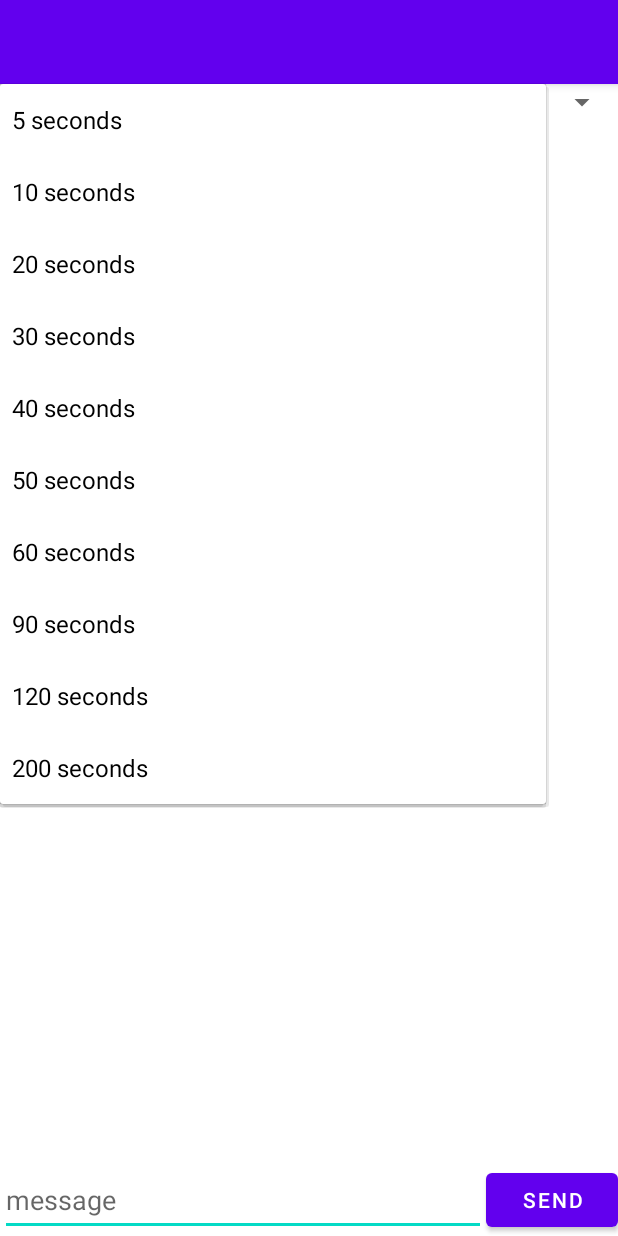
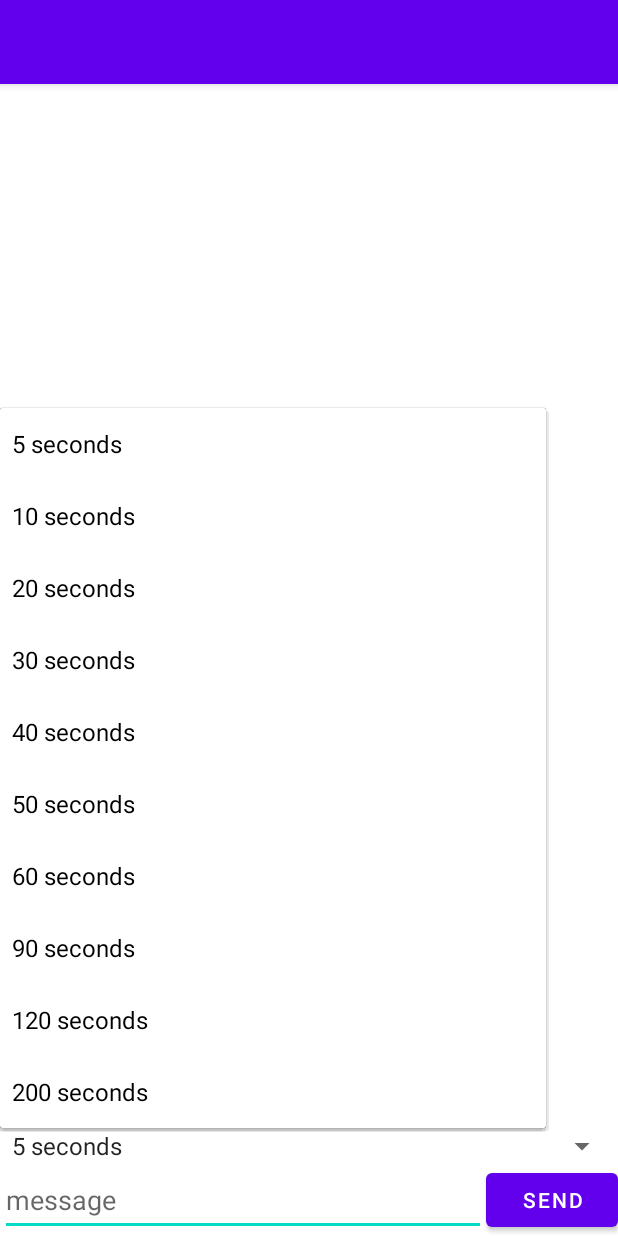
Before and after one commit to zeno420/ACAB, an Android app: the ChatActivity screen opened directly, with no data from a screen before it, after a tap on "5 seconds", on a phone screen of 412 x 824 dp. Run offline under Robolectric (Android 15) with nearby library versions, the phone set to English and light mode, and no system bars.

Commit message:
some more refactoring

```diff
--- a/app/src/main/AndroidManifest.xml
+++ b/app/src/main/AndroidManifest.xml
@@ -38,7 +38,7 @@
             </intent-filter>
         </activity>
         <activity
-            android:name=".MainActivity"
+            android:name=".ui.main.MainActivity"
             android:label="@string/app_name"
             android:theme="@style/Theme.ACAB.NoActionBar"></activity>
     </application>
--- a/app/src/main/java/de/ndfnb/acab/interfaces/AsyncTCPMessageResponse.java
+++ b/app/src/main/java/de/ndfnb/acab/interfaces/AsyncTCPMessageResponse.java
@@ -3,6 +3,6 @@ package de.ndfnb.acab.interfaces;
 
 import org.json.JSONObject;
 
-interface AsyncTCPMessageResponse {
+public interface AsyncTCPMessageResponse {
     JSONObject processFinish(JSONObject output);
 }
--- a/app/src/main/java/de/ndfnb/acab/service/RouteRefreshService.java
+++ b/app/src/main/java/de/ndfnb/acab/service/RouteRefreshService.java
@@ -36,8 +36,8 @@ import java.util.concurrent.atomic.AtomicBoolean;
 
 import de.ndfnb.acab.R;
 import de.ndfnb.acab.data.LoginRepository;
+import de.ndfnb.acab.interfaces.AsyncAPIResponse;
 import de.ndfnb.acab.tasks.APITasks;
-import de.ndfnb.acab.tasks.APITasks.AsyncAPIResponse;
 
 // Declare the interface. The method messageReceived(String message) will must be implemented
 // in the implementing class
--- a/app/src/main/java/de/ndfnb/acab/ui/chat/ChatActivity.java
+++ b/app/src/main/java/de/ndfnb/acab/ui/chat/ChatActivity.java
@@ -23,12 +23,12 @@ import java.util.concurrent.ExecutionException;
 import de.ndfnb.acab.ACAB;
 import de.ndfnb.acab.adapter.MessageAdapter;
 import de.ndfnb.acab.data.LoginRepository;
+import de.ndfnb.acab.interfaces.AsyncAPIResponse;
 import de.ndfnb.acab.interfaces.AsyncTCPClientResponse;
 import de.ndfnb.acab.tasks.APITasks;
 import de.ndfnb.acab.tasks.ConnectionManagerTask;
 import de.ndfnb.acab.R;
 import de.ndfnb.acab.connection.TCPClient;
-import de.ndfnb.acab.tasks.APITasks.AsyncAPIResponse;
 
 public class ChatActivity extends AppCompatActivity implements AsyncAPIResponse, AsyncTCPClientResponse {
 
--- a/app/src/main/java/de/ndfnb/acab/ui/login/LoginActivity.java
+++ b/app/src/main/java/de/ndfnb/acab/ui/login/LoginActivity.java
@@ -11,7 +11,7 @@ import android.widget.Button;
 import android.widget.EditText;
 import android.widget.Toast;
 
-import de.ndfnb.acab.MainActivity;
+import de.ndfnb.acab.ui.main.MainActivity;
 import de.ndfnb.acab.R;
 import de.ndfnb.acab.data.LoginDataSource;
 import de.ndfnb.acab.data.LoginRepository;
--- a/app/src/main/java/de/ndfnb/acab/AddContactDialogFragment.java
+++ b/app/src/main/java/de/ndfnb/acab/ui/main/AddContactDialogFragment.java
@@ -1,4 +1,4 @@
-package de.ndfnb.acab;
+package de.ndfnb.acab.ui.main;
 
 import android.os.Bundle;
 import android.os.Parcelable;
@@ -23,6 +23,8 @@ import org.json.JSONObject;
 import java.io.IOException;
 import java.util.concurrent.ExecutionException;
 
+import de.ndfnb.acab.ACAB;
+import de.ndfnb.acab.R;
 import de.ndfnb.acab.adapter.MessageAdapter;
 import de.ndfnb.acab.data.LoginRepository;
 import de.ndfnb.acab.data.Message;
--- a/app/src/main/java/de/ndfnb/acab/MainActivity.java
+++ b/app/src/main/java/de/ndfnb/acab/ui/main/MainActivity.java
@@ -1,4 +1,4 @@
-package de.ndfnb.acab;
+package de.ndfnb.acab.ui.main;
 
 import android.content.Intent;
 import android.os.Build;
@@ -18,11 +18,14 @@ import android.view.MenuItem;
 import android.widget.AdapterView;
 import android.widget.ListView;
 
+import de.ndfnb.acab.ACAB;
+import de.ndfnb.acab.R;
 import de.ndfnb.acab.adapter.ContactAdapter;
 import de.ndfnb.acab.data.LoginRepository;
 import de.ndfnb.acab.service.RouteRefreshService;
 import de.ndfnb.acab.service.TCPServerService;
 import de.ndfnb.acab.ui.chat.ChatActivity;
+import de.ndfnb.acab.ui.main.AddContactDialogFragment;
 
 public class MainActivity extends AppCompatActivity {
 
--- a/app/src/main/res/layout/activity_chat.xml
+++ b/app/src/main/res/layout/activity_chat.xml
@@ -4,7 +4,7 @@
     xmlns:tools="http://schemas.android.com/tools"
     android:layout_width="match_parent"
     android:layout_height="match_parent"
-    tools:context=".MainActivity"
+    tools:context=".ui.main.MainActivity"
     android:id="@+id/coordinatorLayout">
 
     <include
@@ -38,7 +38,7 @@
         android:id="@+id/seconds_spinner"
         android:layout_width="match_parent"
         android:layout_height="wrap_content"
-        app:layout_constraintBottom_toBottomOf="@+id/include" />
+        app:layout_constraintBottom_toTopOf="@+id/message_input" />
 
     <Button
         android:id="@+id/send_message_btn"
--- a/app/src/main/res/layout/activity_main.xml
+++ b/app/src/main/res/layout/activity_main.xml
@@ -4,7 +4,7 @@
     xmlns:tools="http://schemas.android.com/tools"
     android:layout_width="match_parent"
     android:layout_height="match_parent"
-    tools:context=".MainActivity">
+    tools:context=".ui.main.MainActivity">
 
     <com.google.android.material.appbar.AppBarLayout
         android:layout_width="match_parent"
--- a/app/src/main/res/menu/menu_main.xml
+++ b/app/src/main/res/menu/menu_main.xml
@@ -1,7 +1,7 @@
 <menu xmlns:android="http://schemas.android.com/apk/res/android"
     xmlns:app="http://schemas.android.com/apk/res-auto"
     xmlns:tools="http://schemas.android.com/tools"
-    tools:context="de.ndfnb.acab.MainActivity">
+    tools:context="de.ndfnb.acab.ui.main.MainActivity">
     <item
         android:id="@+id/action_settings"
         android:orderInCategory="100"
--- a/app/src/main/res/values-night/themes.xml
+++ b/app/src/main/res/values-night/themes.xml
@@ -1,16 +1,25 @@
 <resources xmlns:tools="http://schemas.android.com/tools">
     <!-- Base application theme. -->
-    <style name="Theme.ACAB" parent="Theme.MaterialComponents.DayNight.DarkActionBar">
+    <style name="Theme.ACAB" parent="Theme.MaterialComponents.Light.DarkActionBar">
         <!-- Primary brand color. -->
-        <item name="colorPrimary">@color/purple_200</item>
+        <item name="colorPrimary">@color/purple_500</item>
         <item name="colorPrimaryVariant">@color/purple_700</item>
-        <item name="colorOnPrimary">@color/black</item>
+        <item name="colorOnPrimary">@color/white</item>
         <!-- Secondary brand color. -->
         <item name="colorSecondary">@color/teal_200</item>
-        <item name="colorSecondaryVariant">@color/teal_200</item>
+        <item name="colorSecondaryVariant">@color/teal_700</item>
         <item name="colorOnSecondary">@color/black</item>
         <!-- Status bar color. -->
         <item name="android:statusBarColor" tools:targetApi="l">?attr/colorPrimaryVariant</item>
         <!-- Customize your theme here. -->
     </style>
+
+    <style name="Theme.ACAB.NoActionBar">
+        <item name="windowActionBar">false</item>
+        <item name="windowNoTitle">true</item>
+    </style>
+
+    <style name="Theme.ACAB.AppBarOverlay" parent="ThemeOverlay.AppCompat.Dark.ActionBar" />
+
+    <style name="Theme.ACAB.PopupOverlay" parent="ThemeOverlay.AppCompat.Light" />
 </resources>
--- a/app/src/main/res/values/themes.xml
+++ b/app/src/main/res/values/themes.xml
@@ -1,6 +1,6 @@
 <resources xmlns:tools="http://schemas.android.com/tools">
     <!-- Base application theme. -->
-    <style name="Theme.ACAB" parent="Theme.MaterialComponents.DayNight.DarkActionBar">
+    <style name="Theme.ACAB" parent="Theme.MaterialComponents.Light.DarkActionBar">
         <!-- Primary brand color. -->
         <item name="colorPrimary">@color/purple_500</item>
         <item name="colorPrimaryVariant">@color/purple_700</item>
```
